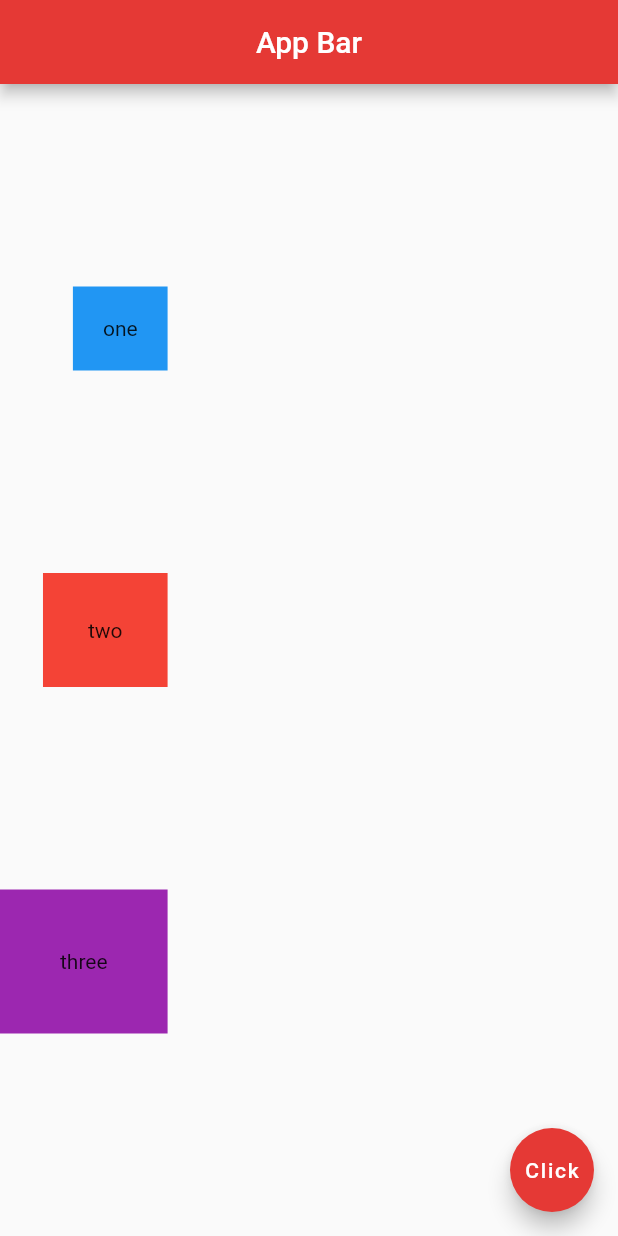
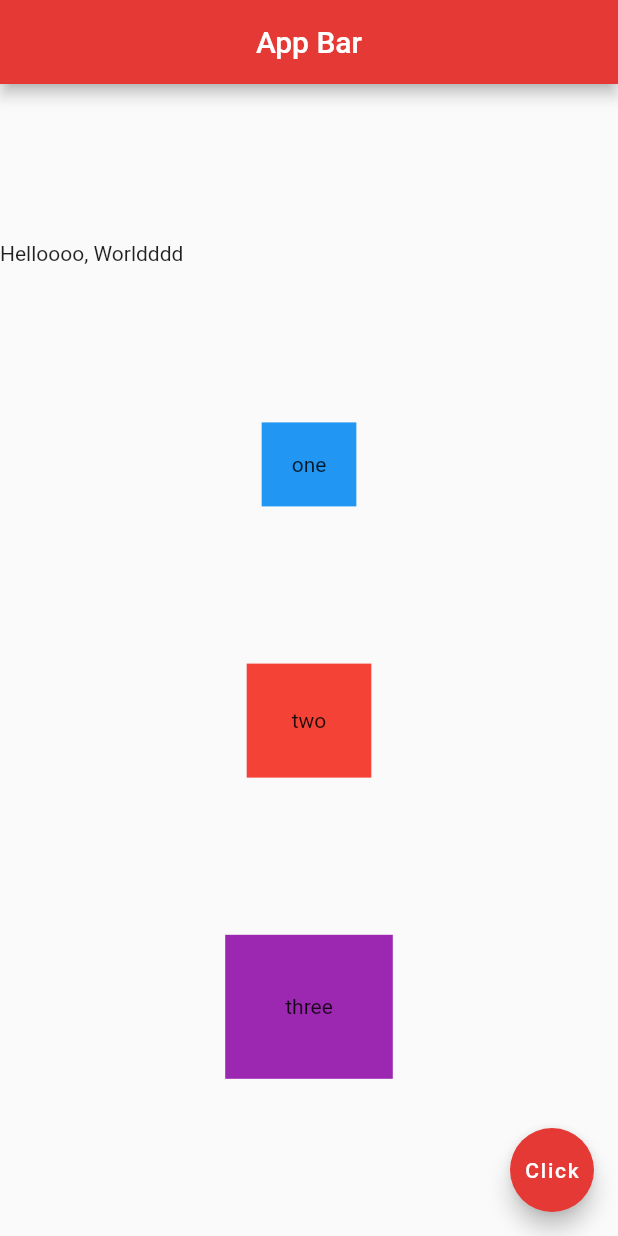
Before and after one commit to hitnei/learn-flutter, a Flutter app: the screen it shows after launch, on a phone screen of 412 x 824 dp. Run offline on Flutter 3.47's test engine with Material 2 defaults, Android fonts, the phone set to English and light mode, and no system bars.

Commit message:
Row in Column

```diff
--- a/lib/main.dart
+++ b/lib/main.dart
@@ -14,8 +14,14 @@ class Home extends StatelessWidget {
       ),
       body: Column(
         mainAxisAlignment: MainAxisAlignment.spaceEvenly,
-        crossAxisAlignment: CrossAxisAlignment.end,
+        crossAxisAlignment: CrossAxisAlignment.center,
         children: <Widget>[
+          Row(
+            children: <Widget>[
+              Text('Helloooo, '),
+              Text('Worldddd'),
+            ],
+          ),
           Container(
             padding: EdgeInsets.all(20),
             color: Colors.blue,
```
